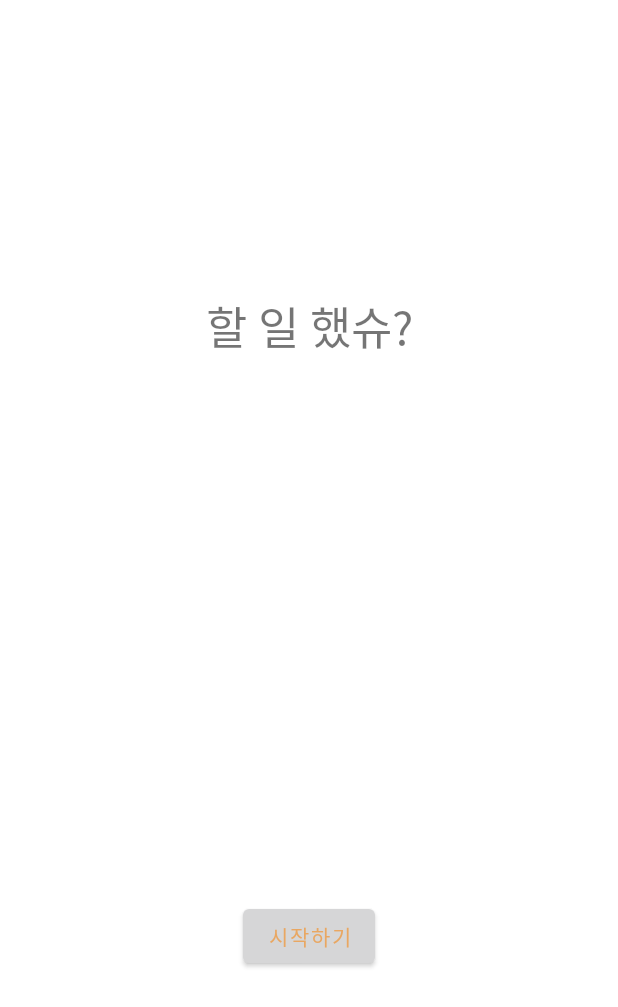
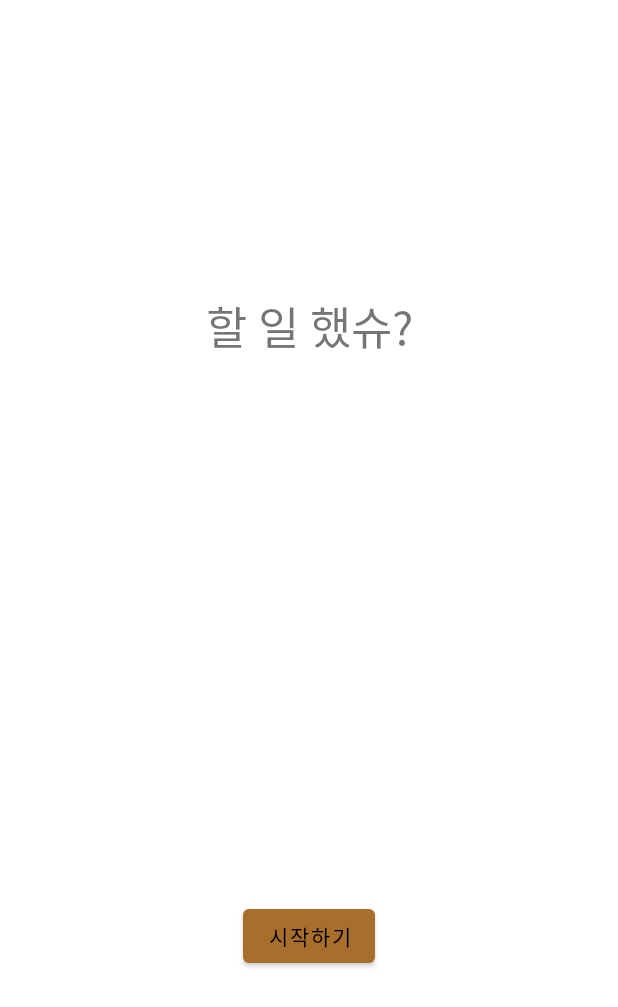
Before and after one commit to jung293441/GURU02, an Android app: the screen it shows after launch (MainActivity), on a phone screen of 412 x 824 dp. Shown: the top 1007 px of the screen. Run offline under Robolectric (Android 15) with nearby library versions, the phone set to English and light mode, and no system bars.

Commit message:
색 수정
글씨 색 다시 수정

```diff
--- a/app/src/main/res/values/colors.xml
+++ b/app/src/main/res/values/colors.xml
@@ -3,9 +3,10 @@
     <color name="brown_1">#A86E2C</color>
     <color name="brown_2">#B37735</color>
     <color name="brown_3">#BD813E</color>
-    <color name="teal_200">#C88A47</color>
-    <color name="teal_700">#D39450</color>
-    <color name="black">#DE9D59</color>
-    <color name="white">#E9A762</color>
-    <color name="brown">#815A31</color>
+    <color name="brown_4">#C88A47</color>
+    <color name="brown_5">#D39450</color>
+    <color name="brown_6">#DE9D59</color>
+    <color name="brown_7">#E9A762</color>
+    <color name="brown_8">#815A31</color>
+    <color name="black">#000000</color>
 </resources>
--- a/app/src/main/res/values/themes.xml
+++ b/app/src/main/res/values/themes.xml
@@ -2,13 +2,13 @@
     <!-- Base application theme. -->
     <style name="Theme.GURU02" parent="Theme.MaterialComponents.DayNight.DarkActionBar">
         <!-- Primary brand color. -->
-        <item name="colorPrimary">@color/purple_500</item>
-        <item name="colorPrimaryVariant">@color/purple_700</item>
-        <item name="colorOnPrimary">@color/white</item>
+        <item name="colorPrimary">@color/brown_1</item>
+        <item name="colorPrimaryVariant">@color/brown_2</item>
+        <item name="colorOnPrimary">@color/black</item>
         <!-- Secondary brand color. -->
-        <item name="colorSecondary">@color/teal_200</item>
-        <item name="colorSecondaryVariant">@color/teal_700</item>
-        <item name="colorOnSecondary">@color/black</item>
+        <item name="colorSecondary">@color/brown_3</item>
+        <item name="colorSecondaryVariant">@color/brown_4</item>
+        <item name="colorOnSecondary">@color/brown_6</item>
         <!-- Status bar color. -->
         <item name="android:statusBarColor">?attr/colorPrimaryVariant</item>
         <!-- Customize your theme here. -->
```
